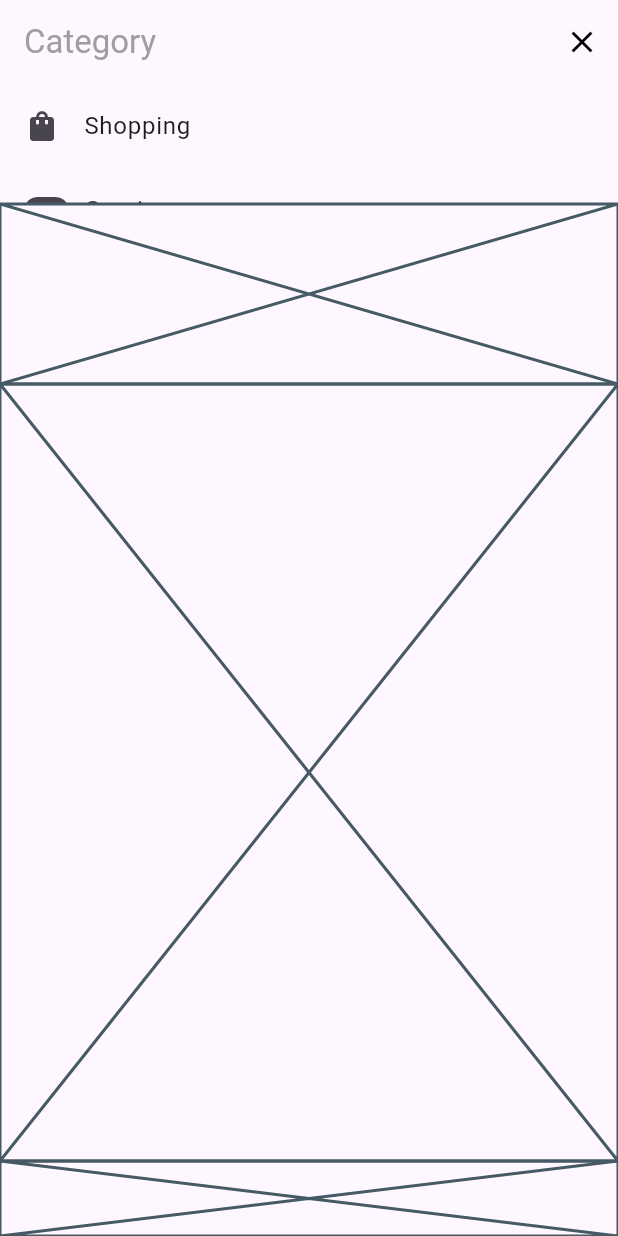
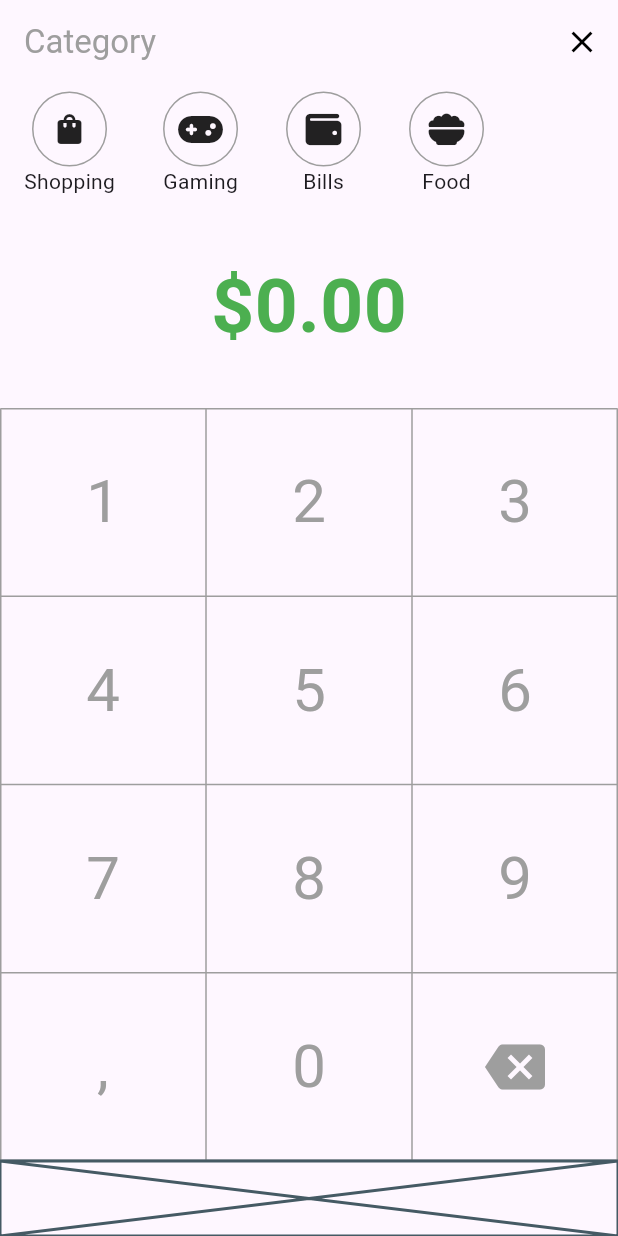
Before and after one commit to GuadaGT/App_Control_Gastos, a Flutter app: the AddPage screen opened by its route, on a phone screen of 412 x 824 dp. Run offline on Flutter 3.47's test engine with Material 3 defaults, Android fonts, the light colour scheme and no system bars; our stand-ins replace charts_flutter, cloud_firestore, firebase_analytics, firebase_core, font_awesome_flutter; accounts and stored records are empty.

Commit message:
pad numerico funcional

```diff
--- a/lib/category_selection_widget.dart
+++ b/lib/category_selection_widget.dart
@@ -2,8 +2,10 @@ import 'package:flutter/material.dart';
 
 class CategorySelectionWidget extends StatefulWidget {
   final Map<String, IconData> categories;
+  final Function(String) valueChanged;
 
-  const CategorySelectionWidget({super.key, required this.categories});
+  const CategorySelectionWidget(
+      {super.key, required this.categories, required this.valueChanged});
 
   @override
   _CategorySelectionWidgetState createState() =>
@@ -13,14 +15,34 @@ class CategorySelectionWidget extends StatefulWidget {
 class CategoryWidget extends StatelessWidget {
   final String name;
   final IconData icon;
+  final bool selected;
 
-  const CategoryWidget({super.key, required this.name, required this.icon});
+  const CategoryWidget(
+      {super.key,
+      required this.name,
+      required this.icon,
+      required this.selected});
 
   @override
   Widget build(BuildContext context) {
-    return ListTile(
-      leading: Icon(icon),
-      title: Text(name),
+    return Padding(
+      padding: const EdgeInsets.symmetric(horizontal: 16.0),
+      child: Column(
+        mainAxisAlignment: MainAxisAlignment.center,
+        children: <Widget>[
+          Container(
+            width: 50,
+            height: 50,
+            decoration: BoxDecoration(
+                borderRadius: BorderRadius.circular(25.0),
+                border: Border.all(
+                    color: selected ? Colors.greenAccent : Colors.grey,
+                    width: selected ? 3.0 : 1.0)),
+            child: Icon(icon),
+          ),
+          Text(name)
+        ],
+      ),
     );
   }
 }
@@ -32,9 +54,18 @@ class _CategorySelectionWidgetState extends State<CategorySelectionWidget> {
     List<Widget> widgets = [];
     widget.categories.forEach((name, icon) {
       widgets.add(
-        CategoryWidget(
-          name: name,
-          icon: icon,
+        GestureDetector(
+          onTap: () {
+            setState(() {
+              currentItem = name;
+            });
+            widget.valueChanged(name);
+          },
+          child: CategoryWidget(
+            name: name,
+            icon: icon,
+            selected: name == currentItem,
+          ),
         ),
       );
     });
@@ -44,6 +75,7 @@ class _CategorySelectionWidgetState extends State<CategorySelectionWidget> {
   @override
   Widget build(BuildContext context) {
     return ListView(
+      scrollDirection: Axis.horizontal,
       children: _buildCategoryWidgets(),
     );
   }
--- a/lib/pages/add_page.dart
+++ b/lib/pages/add_page.dart
@@ -3,13 +3,16 @@ import 'package:flutter_gastos/category_selection_widget.dart';
 import 'package:font_awesome_flutter/font_awesome_flutter.dart';
 
 class AddPage extends StatefulWidget {
-  const AddPage({super.key});
+  const AddPage({Key? key}) : super(key: key);
 
   @override
   State<AddPage> createState() => _AddPageState();
 }
 
 class _AddPageState extends State<AddPage> {
+  String? category;
+  double value = 0.0;
+
   @override
   Widget build(BuildContext context) {
     return Scaffold(
@@ -58,15 +61,100 @@ class _AddPageState extends State<AddPage> {
           "Bills": FontAwesomeIcons.wallet,
           "Food": FontAwesomeIcons.bowlFood
         },
+        valueChanged: (newCategory) => category = newCategory,
       ),
     );
   }
 
-  Widget _currentValue() => Placeholder(
-        fallbackHeight: 120,
-      );
+  Widget _currentValue() {
+    return Padding(
+      padding: const EdgeInsets.symmetric(vertical: 32.0),
+      child: Text(
+        "\$${value.toStringAsFixed(2)}",
+        style: TextStyle(
+          fontSize: 50.0,
+          color: Colors.green,
+          fontWeight: FontWeight.bold,
+        ),
+      ),
+    );
+  }
 
-  Widget _numPad() => Expanded(child: Placeholder());
+  void _addDigit(String digit) {
+    setState(() {
+      if (digit == ",") {
+        if (!value.toString().contains(".")) {
+          value = double.parse(value.toString() + ".");
+        }
+      } else if (digit == "backspace") {
+        if (value.toString().length > 1) {
+          value = double.parse(
+              value.toString().substring(0, value.toString().length - 1));
+        } else {
+          value = 0.0;
+        }
+      } else {
+        value = double.parse(value.toString() + digit);
+      }
+    });
+  }
+
+  Widget _num(String text, double height) {
+    return GestureDetector(
+      onTap: () {
+        _addDigit(text);
+      },
+      child: Container(
+        height: height,
+        child: Center(
+          child: text == "backspace"
+              ? Icon(Icons.backspace, color: Colors.grey, size: 40)
+              : Text(
+                  text,
+                  style: TextStyle(
+                    fontSize: 40,
+                    color: Colors.grey,
+                  ),
+                ),
+        ),
+      ),
+    );
+  }
+
+  Widget _numPad() {
+    return Expanded(
+      child: LayoutBuilder(
+        builder: (BuildContext context, BoxConstraints constraints) {
+          var height = constraints.biggest.height / 4;
+          return Table(
+            border: TableBorder.all(color: Colors.grey, width: 1.0),
+            children: [
+              TableRow(children: [
+                _num("1", height),
+                _num("2", height),
+                _num("3", height),
+              ]),
+              TableRow(children: [
+                _num("4", height),
+                _num("5", height),
+                _num("6", height),
+              ]),
+              TableRow(children: [
+                _num("7", height),
+                _num("8", height),
+                _num("9", height),
+              ]),
+              TableRow(children: [
+                _num(",", height),
+                _num("0", height),
+                _num("backspace", height),
+              ]),
+            ],
+          );
+        },
+      ),
+    );
+  }
 
   Widget _submit() => Placeholder(
         fallbackHeight: 50,
```
